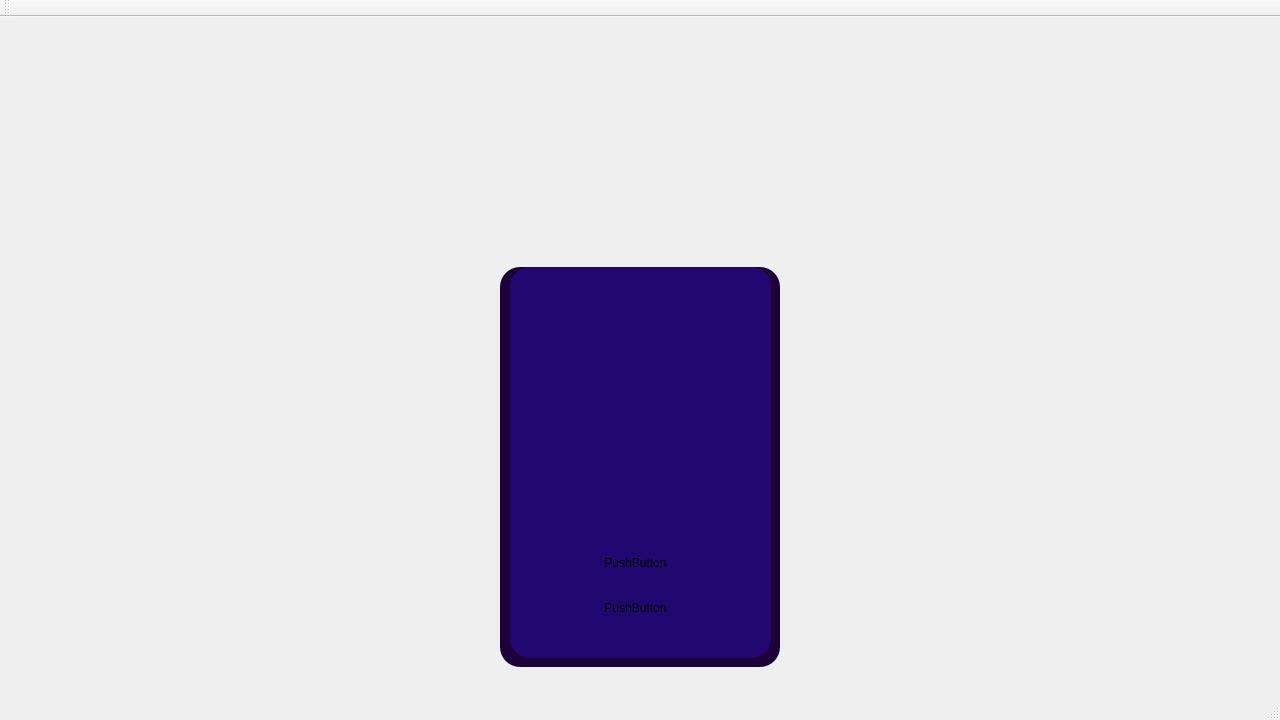
Old version of the form Scribble/Scribble/Login.ui in the repository PopescuFilip/Scribble.
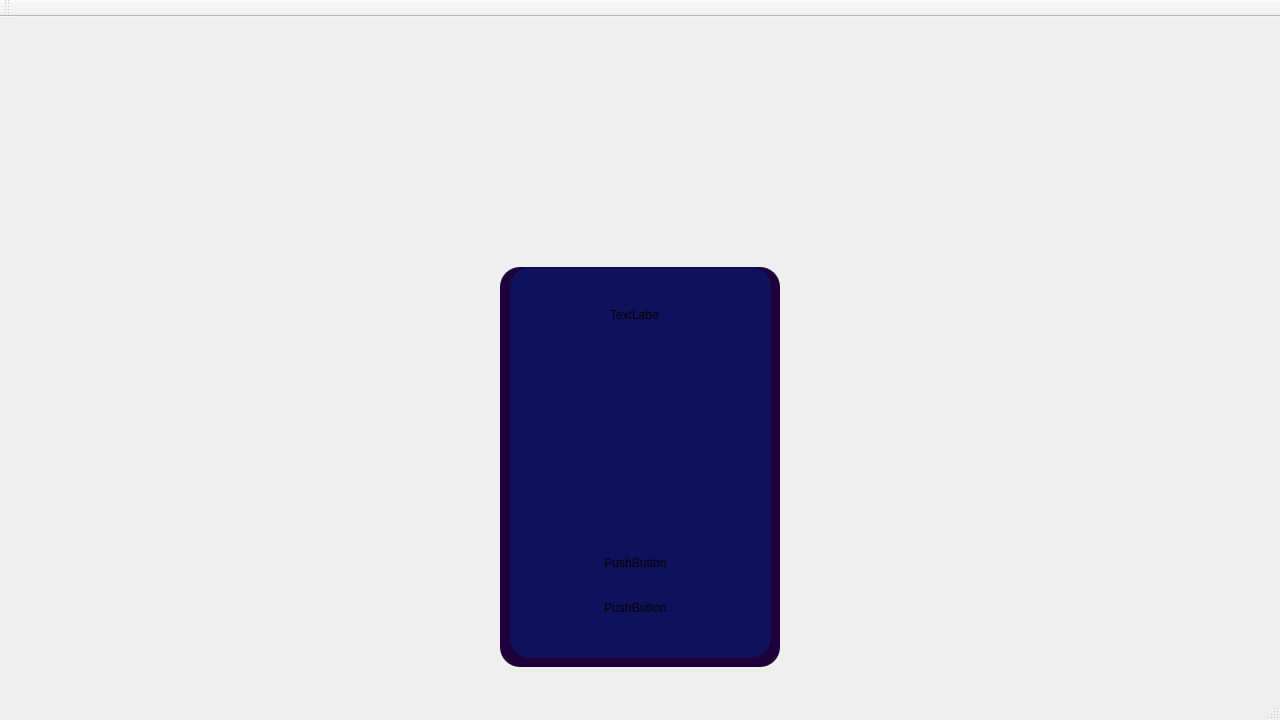
New version of the form.

Commit message: Added one label

```diff
--- a/Scribble/Scribble/Login.ui
+++ b/Scribble/Scribble/Login.ui
@@ -38,7 +38,7 @@
       </rect>
      </property>
      <property name="styleSheet">
-      <string notr="true">background-color: rgb(33, 8, 113);</string>
+      <string notr="true">background-color: rgb(15, 17, 93);</string>
      </property>
      <widget class="QPushButton" name="pushButton">
       <property name="geometry">
@@ -86,6 +86,19 @@
        </rect>
       </property>
      </widget>
+     <widget class="QLabel" name="label">
+      <property name="geometry">
+       <rect>
+        <x>100</x>
+        <y>40</y>
+        <width>49</width>
+        <height>16</height>
+       </rect>
+      </property>
+      <property name="text">
+       <string>TextLabel</string>
+      </property>
+     </widget>
     </widget>
    </widget>
   </widget>
```
